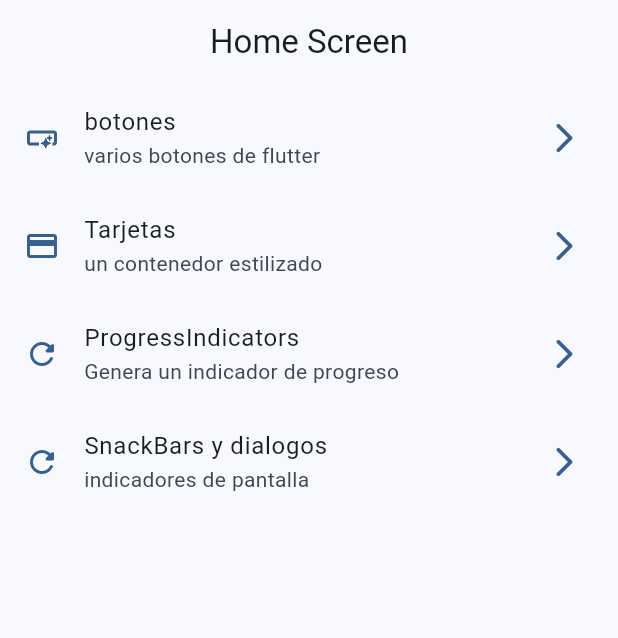
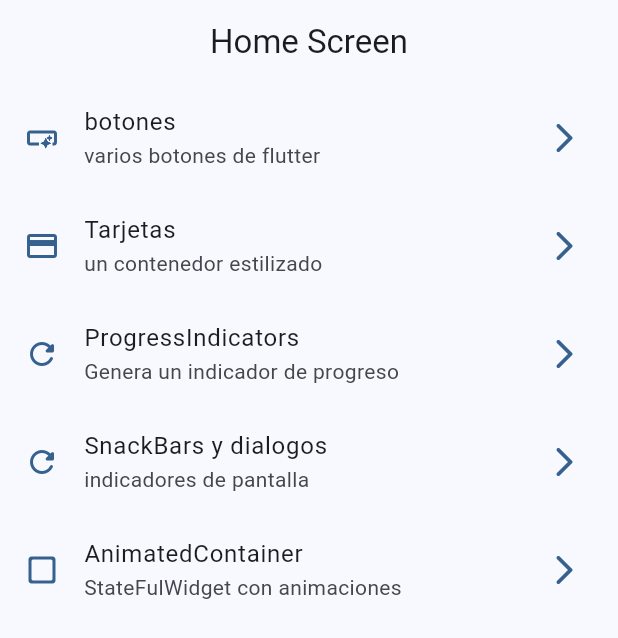
Before and after one commit to Jano-C/widget_app, a Flutter app: the screen it shows after launch, on a phone screen of 412 x 824 dp. Shown: the top 638 px of the screen. Run offline on Flutter 3.47's test engine with Material 3 defaults, Android fonts, the phone set to English and light mode, and no system bars; our stand-ins replace go_router.

Commit message:
animated container

```diff
--- a/lib/config/menu/menu_items.dart
+++ b/lib/config/menu/menu_items.dart
@@ -40,4 +40,11 @@ const appMenuItems = <MenuItems>[
     link: '/snackbars',
     icon: Icons.refresh_rounded,
   ),
+  MenuItems(
+    title: 'AnimatedContainer',
+    subtitle: 'StateFulWidget con animaciones',
+    link: '/animated',
+    icon: Icons.check_box_outline_blank_rounded,
+  ),
+
 ];
--- a/lib/config/router/app_router.dart
+++ b/lib/config/router/app_router.dart
@@ -28,5 +28,9 @@ final appRouter = GoRouter(
       path: '/snackbars',
       builder: (context, state) => SnackbarScreen(),
     ),
+    GoRoute(
+      path: '/animated',
+      builder: (context, state) => AnimatedScreen(),
+    ),
   ],
 );
```
Also changed, not shown: lib/presentation/screens/animated/animated_screen.dart (+53 -2 lines).
